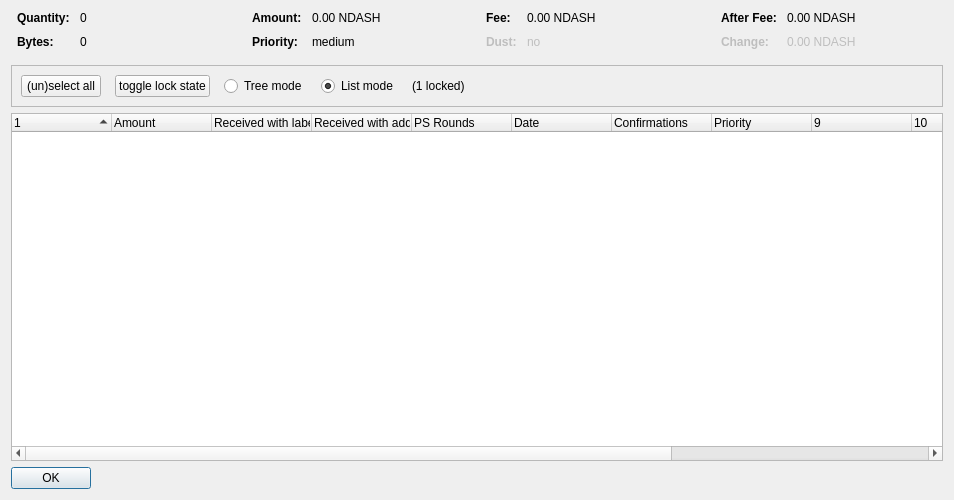
CryptoMonzt0r/neodash-testing, file src/qt/forms/coincontroldialog.ui: the form before one commit.
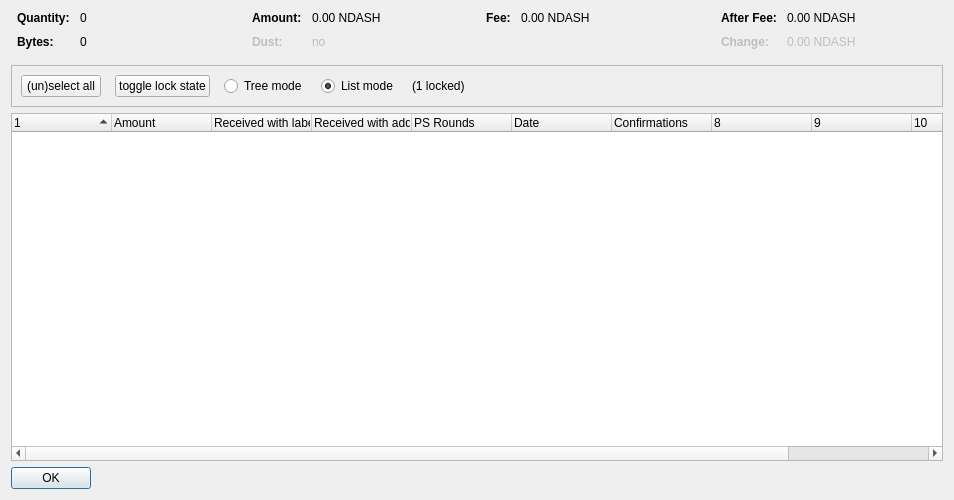
The form after the commit. Custom widgets are drawn as their Qt base class.

The edit to the form file:
```diff
--- a/src/qt/forms/coincontroldialog.ui
+++ b/src/qt/forms/coincontroldialog.ui
@@ -140,7 +140,10 @@
         </widget>
        </item>
        <item row="1" column="0">
-        <widget class="QLabel" name="labelCoinControlPriorityText">
+        <widget class="QLabel" name="labelCoinControlLowOutputText">
+         <property name="enabled">
+          <bool>false</bool>
+         </property>
          <property name="font">
           <font>
            <weight>75</weight>
@@ -148,12 +151,15 @@
           </font>
          </property>
          <property name="text">
-          <string>Priority:</string>
+          <string>Dust:</string>
          </property>
         </widget>
        </item>
        <item row="1" column="1">
-        <widget class="QLabel" name="labelCoinControlPriority">
+        <widget class="QLabel" name="labelCoinControlLowOutput">
+         <property name="enabled">
+          <bool>false</bool>
+         </property>
          <property name="cursor">
           <cursorShape>IBeamCursor</cursorShape>
          </property>
@@ -161,7 +167,7 @@
           <enum>Qt::ActionsContextMenu</enum>
          </property>
          <property name="text">
-          <string>medium</string>
+          <string notr="true">no</string>
          </property>
          <property name="textInteractionFlags">
           <set>Qt::LinksAccessibleByMouse|Qt::TextSelectableByKeyboard|Qt::TextSelectableByMouse</set>
@@ -213,41 +219,6 @@
          </property>
         </widget>
        </item>
-       <item row="1" column="0">
-        <widget class="QLabel" name="labelCoinControlLowOutputText">
-         <property name="enabled">
-          <bool>false</bool>
-         </property>
-         <property name="font">
-          <font>
-           <weight>75</weight>
-           <bold>true</bold>
-          </font>
-         </property>
-         <property name="text">
-          <string>Dust:</string>
-         </property>
-        </widget>
-       </item>
-       <item row="1" column="1">
-        <widget class="QLabel" name="labelCoinControlLowOutput">
-         <property name="enabled">
-          <bool>false</bool>
-         </property>
-         <property name="cursor">
-          <cursorShape>IBeamCursor</cursorShape>
-         </property>
-         <property name="contextMenuPolicy">
-          <enum>Qt::ActionsContextMenu</enum>
-         </property>
-         <property name="text">
-          <string>no</string>
-         </property>
-         <property name="textInteractionFlags">
-          <set>Qt::LinksAccessibleByMouse|Qt::TextSelectableByKeyboard|Qt::TextSelectableByMouse</set>
-         </property>
-        </widget>
-       </item>
       </layout>
      </item>
      <item>
@@ -447,7 +418,7 @@
       <bool>false</bool>
      </property>
      <property name="columnCount">
-      <number>13</number>
+      <number>11</number>
      </property>
      <attribute name="headerShowSortIndicator" stdset="0">
       <bool>true</bool>
@@ -493,16 +464,6 @@
        <string>Confirmed</string>
       </property>
      </column>
-     <column>
-      <property name="text">
-       <string>Priority</string>
-      </property>
-     </column>
-     <column>
-      <property name="text">
-       <string/>
-      </property>
-     </column>
      <column>
       <property name="text">
        <string/>
```
